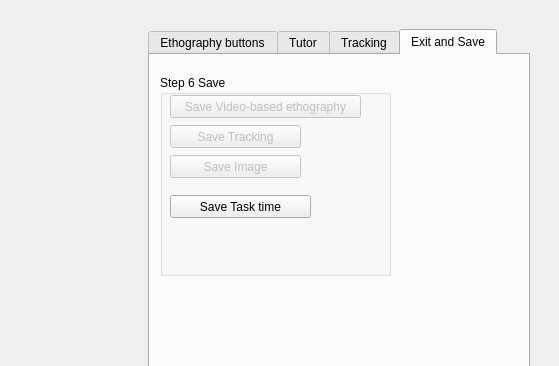
Above: telatemporeal.ui from EthoWatcher/ethowatcher before the change; both pictures show x 563 to 1122 and y 0 to 366 of the 1122 by 762 pixel window. Below: the same form after it.
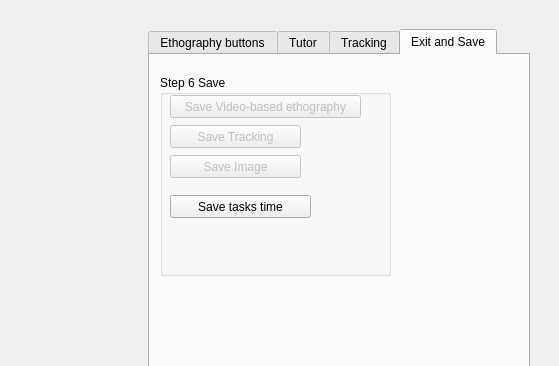
That is the form after the change. The open tabs and pages were chosen to show the change. Icons and pictures are not drawn.

The edit to the form file:
```diff
--- a/telatemporeal.ui
+++ b/telatemporeal.ui
@@ -4433,7 +4433,7 @@
                 </rect>
                </property>
                <property name="text">
-                <string>Save Task time</string>
+                <string>Save tasks time</string>
                </property>
               </widget>
              </widget>
```
Left out of the diff: 6 changed lines with no effect on the pictures.
